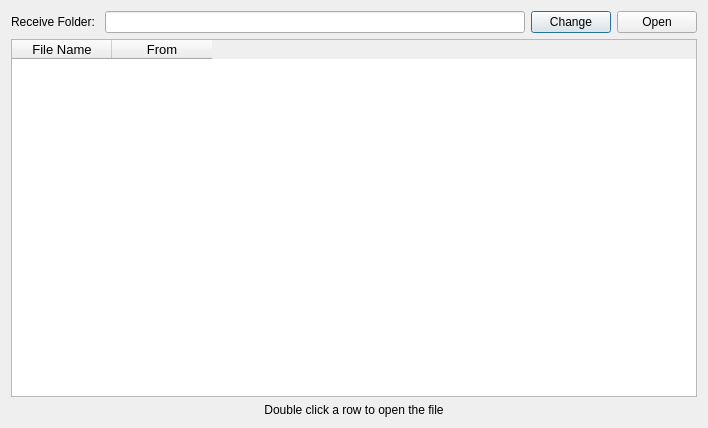
First picture: the form in Console/UI/FileReceiveUI.ui, repository yang-zhongtian/PYCM, before the edit.
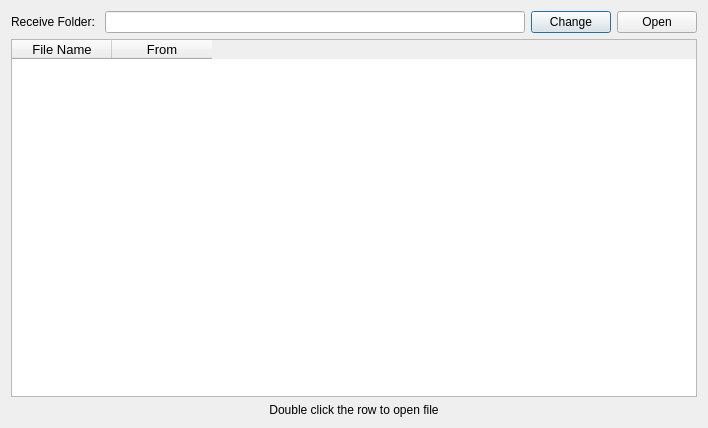
Second picture: the form after the edit. Icons and pictures are not drawn.

Diff of the .ui file:
```diff
--- a/Console/UI/FileReceiveUI.ui
+++ b/Console/UI/FileReceiveUI.ui
@@ -128,7 +128,7 @@
    <item>
     <widget class="QLabel" name="show_selected_file_guide">
      <property name="text">
-      <string>Double click a row to open the file</string>
+      <string>Double click the row to open file</string>
      </property>
      <property name="alignment">
       <set>Qt::AlignCenter</set>
```
